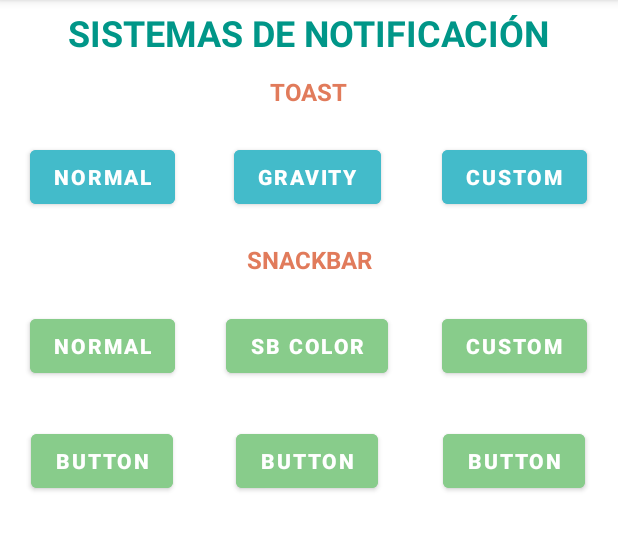
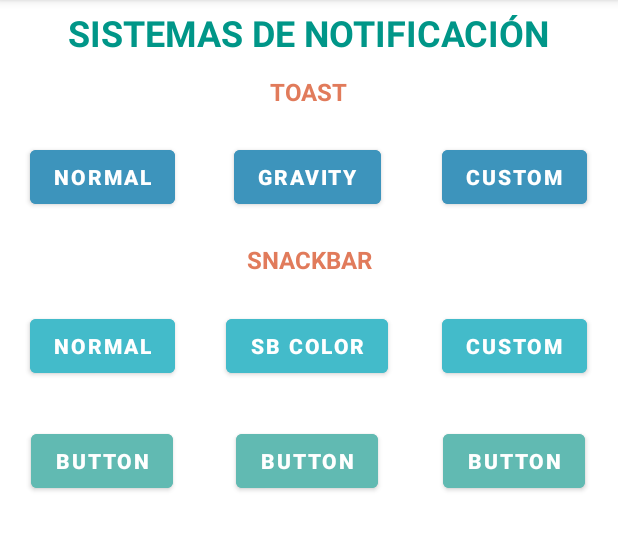
Before and after one commit to Druscky/Notificaciones, an Android app: the screen it shows after launch (MainActivity), on a phone screen of 412 x 824 dp, the part 84-635 px from its top. Run offline under Robolectric (Android 15) with nearby library versions, the phone set to English and light mode, and no system bars.

Commit message:
Cambio de Color en los Botones

```diff
--- a/app/src/main/res/layout/activity_main.xml
+++ b/app/src/main/res/layout/activity_main.xml
@@ -31,7 +31,7 @@
         android:id="@+id/btnToastNormal"
         android:layout_width="wrap_content"
         android:layout_height="wrap_content"
-        android:backgroundTint="@color/sky_blue"
+        android:backgroundTint="@color/sky_blue2"
         android:onClick="myToastNormal"
         android:text="@string/btnNormal"
         android:textStyle="bold"
@@ -44,7 +44,7 @@
         android:id="@+id/btnToastGravity"
         android:layout_width="wrap_content"
         android:layout_height="wrap_content"
-        android:backgroundTint="@color/sky_blue"
+        android:backgroundTint="@color/sky_blue2"
         android:onClick="myToastGravity"
         android:text="@string/btnGravity"
         android:textStyle="bold"
@@ -57,7 +57,7 @@
         android:id="@+id/btnCustom"
         android:layout_width="wrap_content"
         android:layout_height="wrap_content"
-        android:backgroundTint="@color/sky_blue"
+        android:backgroundTint="@color/sky_blue2"
         android:onClick="myToastLayout"
         android:text="@string/btnCustom"
         android:textStyle="bold"
@@ -91,7 +91,7 @@
         android:id="@+id/sbNormal"
         android:layout_width="wrap_content"
         android:layout_height="wrap_content"
-        android:backgroundTint="@color/green"
+        android:backgroundTint="@color/sky_blue"
         android:onClick="mySnackBar"
         android:text="@string/sbNormal"
         android:textStyle="bold"
@@ -104,7 +104,7 @@
         android:id="@+id/sbColor"
         android:layout_width="wrap_content"
         android:layout_height="wrap_content"
-        android:backgroundTint="@color/green"
+        android:backgroundTint="@color/sky_blue"
         android:onClick="mySnackColor"
         android:text="@string/sbColor"
         android:textStyle="bold"
@@ -117,7 +117,7 @@
         android:id="@+id/sbCustom"
         android:layout_width="wrap_content"
         android:layout_height="wrap_content"
-        android:backgroundTint="@color/green"
+        android:backgroundTint="@color/sky_blue"
         android:onClick="mySnackBarCustom"
         android:text="@string/sbCustom"
         android:textStyle="bold"
@@ -130,7 +130,7 @@
         android:id="@+id/button7"
         android:layout_width="wrap_content"
         android:layout_height="wrap_content"
-        android:backgroundTint="@color/green"
+        android:backgroundTint="@color/turquesa_claro"
         android:text="Button"
         android:textStyle="bold"
         app:layout_constraintBottom_toTopOf="@+id/guideline7"
@@ -142,7 +142,7 @@
         android:id="@+id/button8"
         android:layout_width="wrap_content"
         android:layout_height="wrap_content"
-        android:backgroundTint="@color/green"
+        android:backgroundTint="@color/turquesa_claro"
         android:text="Button"
         android:textStyle="bold"
         app:layout_constraintBottom_toTopOf="@+id/guideline7"
@@ -154,7 +154,7 @@
         android:id="@+id/button9"
         android:layout_width="wrap_content"
         android:layout_height="wrap_content"
-        android:backgroundTint="@color/green"
+        android:backgroundTint="@color/turquesa_claro"
         android:text="Button"
         android:textStyle="bold"
         app:layout_constraintBottom_toTopOf="@+id/guideline7"
--- a/app/src/main/res/values/colors.xml
+++ b/app/src/main/res/values/colors.xml
@@ -8,10 +8,12 @@
     <color name="black">#FF000000</color>
     <color name="white">#FFFFFFFF</color>
     <color name="sky_blue">#43BBCA</color>
+    <color name="sky_blue2">#3D94BC</color>
     <color name="green">#88CC8B</color>
     <color name="orange">#E17B5B</color>
     <color name="gray">#9F9A9A</color>
     <color name="brown">#4A2A20</color>
     <color name="red_orange">#F44336</color>
     <color name="turquesa">#009688</color>
+    <color name="turquesa_claro">#61BAB2</color>
 </resources>
```
